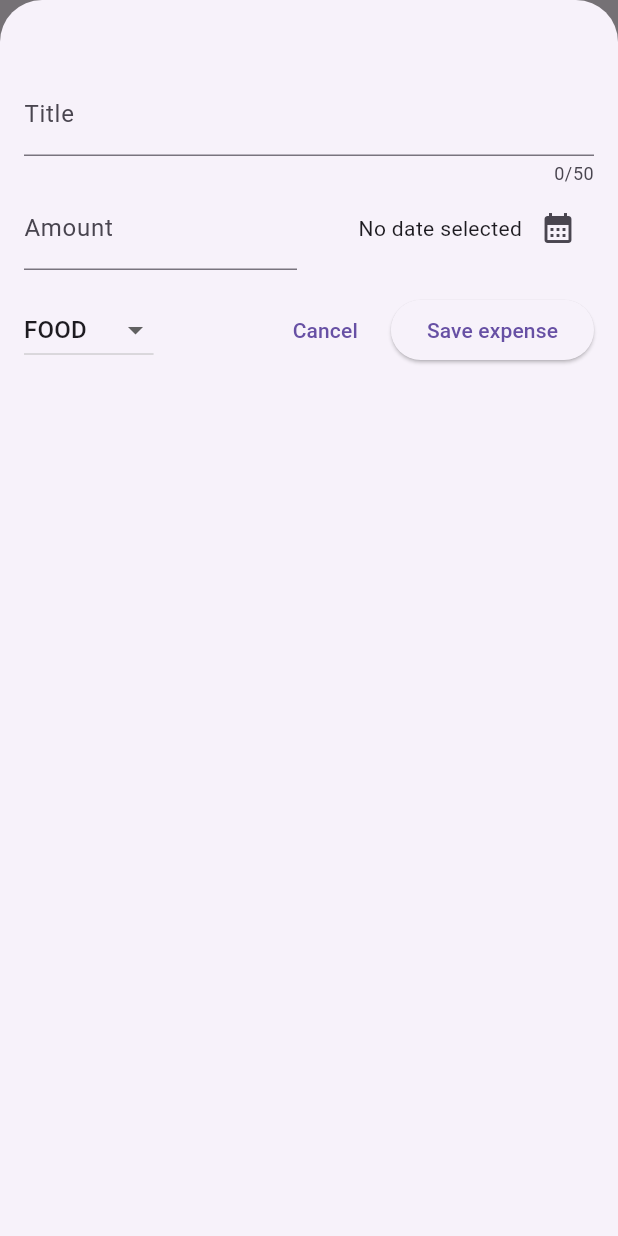
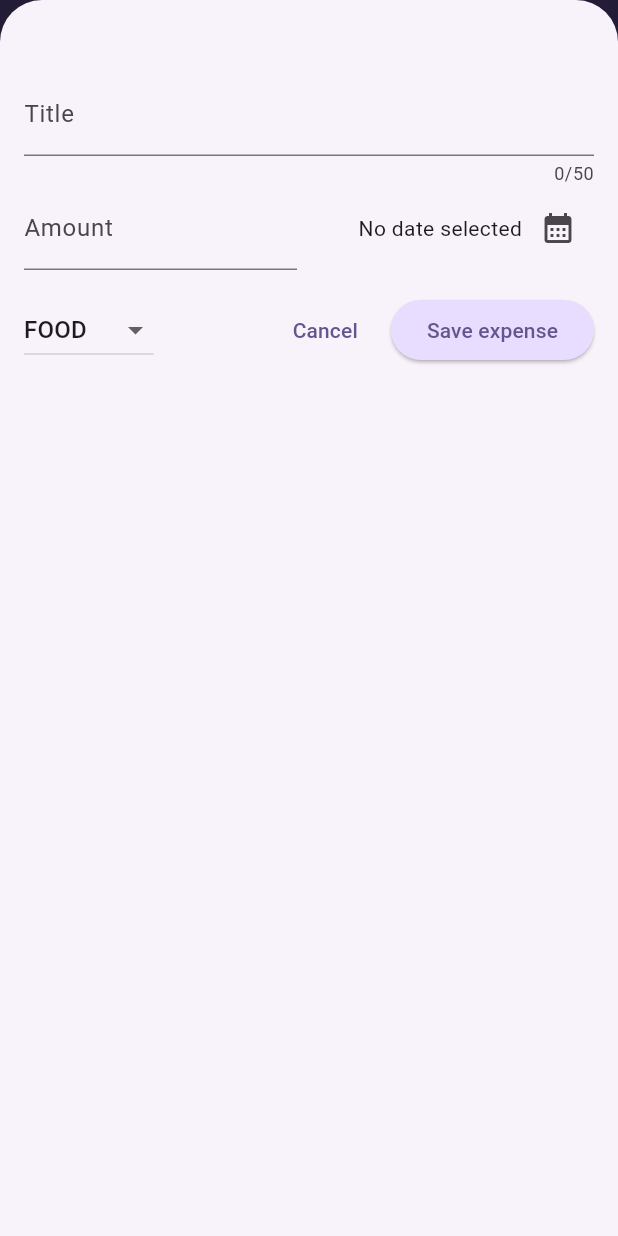
Before and after one commit to Abdullah-Majeed/expense_tracker_flutter, a Flutter app: the screen it shows after launch, after a tap on the "add" icon, on a phone screen of 412 x 824 dp. Run offline on Flutter 3.47's test engine with Material 3 defaults, Android fonts, the phone set to English and light mode, and no system bars.

Commit message:
setting general theme setup for this.

```diff
--- a/lib/main.dart
+++ b/lib/main.dart
@@ -1,8 +1,34 @@
 import 'package:expense_tracker/widgets/expenses.dart';
 import 'package:flutter/material.dart';
 
+var kColorScheme = ColorScheme.fromSeed(
+  seedColor: const Color.fromARGB(255, 96, 59, 181),
+);
 void main() {
-  runApp(const MaterialApp(
-    home: Expenses(),
+  runApp(MaterialApp(
+    theme: ThemeData().copyWith(
+      colorScheme: kColorScheme,
+      appBarTheme: const AppBarTheme().copyWith(
+        backgroundColor: kColorScheme.onPrimaryContainer,
+        foregroundColor: kColorScheme.primaryContainer,
+      ),
+      cardTheme: const CardTheme().copyWith(
+        color: kColorScheme.secondaryContainer,
+        margin: const EdgeInsets.symmetric(horizontal: 16, vertical: 8),
+      ),
+      elevatedButtonTheme: ElevatedButtonThemeData(
+        style: ElevatedButton.styleFrom(
+          backgroundColor: kColorScheme.primaryContainer,
+        ),
+      ),
+      textTheme: ThemeData().textTheme.copyWith(
+            titleLarge: TextStyle(
+              fontWeight: FontWeight.bold,
+              color: kColorScheme.onSecondaryContainer,
+              fontSize: 16,
+            ),
+          ),
+    ),
+    home: const Expenses(),
   ));
 }
--- a/lib/widgets/expense_widgets/expense_item.dart
+++ b/lib/widgets/expense_widgets/expense_item.dart
@@ -12,8 +12,12 @@ class ExpenseItem extends StatelessWidget {
       child: Padding(
         padding: const EdgeInsets.symmetric(horizontal: 20, vertical: 16),
         child: Column(
+          crossAxisAlignment: CrossAxisAlignment.start,
           children: [
-            Text(expense.title),
+            Text(
+              expense.title,
+              style: Theme.of(context).textTheme.titleLarge,
+            ),
             const SizedBox(
               height: 4,
             ),
--- a/lib/widgets/expense_widgets/expenses_list.dart
+++ b/lib/widgets/expense_widgets/expenses_list.dart
@@ -13,6 +13,13 @@ class ExpensesList extends StatelessWidget {
     return ListView.builder(
       itemCount: expenses.length,
       itemBuilder: (ctx, index) => Dismissible(
+          background: Container(
+            color: Theme.of(context).colorScheme.error.withOpacity(1.0),
+            // margin: EdgeInsets.symmetric(
+            //   horizontal: Theme.of(context).cardTheme.margin!.horizontal,
+            // ),
+            margin: Theme.of(context).cardTheme.margin,
+          ),
           key: ValueKey(expenses[index]),
           onDismissed: (direction) => removeExpense(expenses[index]),
           child: ExpenseItem(expense: expenses[index])),
```
